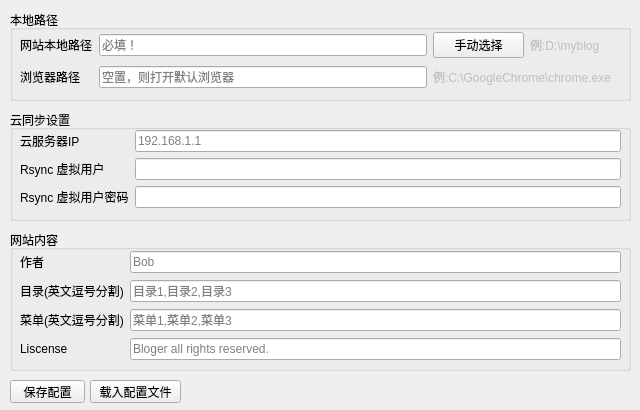
Maxwell-lx/FixitEditor, file config_ui.ui: the form before one commit.
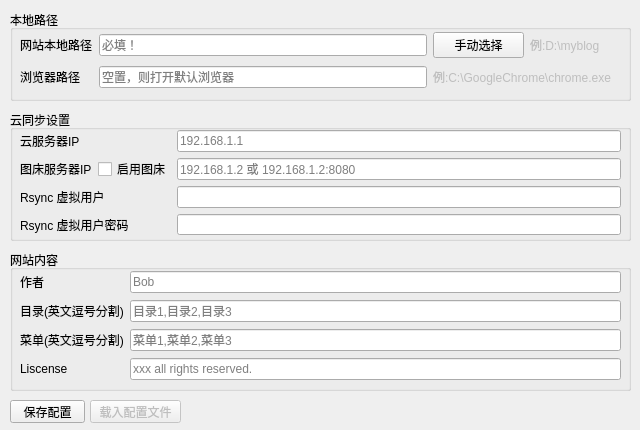
The form after the commit. Icons and pictures are not drawn.

What changed in the file:
```diff
--- a/config_ui.ui
+++ b/config_ui.ui
@@ -10,19 +10,19 @@
     <x>0</x>
     <y>0</y>
     <width>640</width>
-    <height>410</height>
+    <height>430</height>
    </rect>
   </property>
   <property name="minimumSize">
    <size>
     <width>640</width>
-    <height>410</height>
+    <height>430</height>
    </size>
   </property>
   <property name="maximumSize">
    <size>
     <width>640</width>
-    <height>410</height>
+    <height>430</height>
    </size>
   </property>
   <property name="windowTitle">
@@ -37,7 +37,7 @@
     <property name="geometry">
      <rect>
       <x>10</x>
-      <y>380</y>
+      <y>400</y>
       <width>75</width>
       <height>23</height>
      </rect>
@@ -52,7 +52,7 @@
       <x>10</x>
       <y>110</y>
       <width>621</width>
-      <height>111</height>
+      <height>131</height>
      </rect>
     </property>
     <property name="title">
@@ -64,27 +64,10 @@
        <x>10</x>
        <y>20</y>
        <width>601</width>
-       <height>81</height>
+       <height>105</height>
       </rect>
      </property>
      <layout class="QGridLayout" name="gridLayout_2" columnstretch="0,0">
-      <item row="0" column="1">
-       <widget class="QLineEdit" name="LE_cloudserver">
-        <property name="text">
-         <string/>
-        </property>
-        <property name="placeholderText">
-         <string>192.168.1.1</string>
-        </property>
-       </widget>
-      </item>
-      <item row="2" column="0">
-       <widget class="QLabel" name="label_16">
-        <property name="text">
-         <string>Rsync 虚拟用户密码</string>
-        </property>
-       </widget>
-      </item>
       <item row="0" column="0">
        <widget class="QLabel" name="label_5">
         <property name="text">
@@ -92,22 +75,67 @@
         </property>
        </widget>
       </item>
-      <item row="1" column="0">
-       <widget class="QLabel" name="label_8">
+      <item row="3" column="0">
+       <widget class="QLabel" name="label_16">
         <property name="text">
-         <string>Rsync 虚拟用户</string>
+         <string>Rsync 虚拟用户密码</string>
         </property>
        </widget>
       </item>
       <item row="2" column="1">
+       <widget class="QLineEdit" name="LE_rsyncuser"/>
+      </item>
+      <item row="3" column="1">
        <widget class="QLineEdit" name="LE_rsyncuserpasswd">
         <property name="echoMode">
          <enum>QLineEdit::Password</enum>
         </property>
        </widget>
       </item>
+      <item row="2" column="0">
+       <widget class="QLabel" name="label_8">
+        <property name="text">
+         <string>Rsync 虚拟用户</string>
+        </property>
+       </widget>
+      </item>
+      <item row="0" column="1">
+       <widget class="QLineEdit" name="LE_cloudserver">
+        <property name="text">
+         <string/>
+        </property>
+        <property name="placeholderText">
+         <string>192.168.1.1</string>
+        </property>
+       </widget>
+      </item>
       <item row="1" column="1">
-       <widget class="QLineEdit" name="LE_rsyncuser"/>
+       <widget class="QLineEdit" name="LE_imageserver">
+        <property name="text">
+         <string/>
+        </property>
+        <property name="placeholderText">
+         <string>192.168.1.2 或 192.168.1.2:8080</string>
+        </property>
+       </widget>
+      </item>
+      <item row="1" column="0">
+       <layout class="QHBoxLayout" name="horizontalLayout_2">
+        <item>
+         <widget class="QLabel" name="label_9">
+          <property name="text">
+           <string>图床服务器IP</string>
+          </property>
+         </widget>
+        </item>
+        <item>
+         <widget class="QCheckBox" name="CB_enableimagebed">
+          <property name="text">
+           <string>启用图床</string>
+          </property>
+         </widget>
+        </item>
+       </layout>
       </item>
      </layout>
     </widget>
@@ -116,7 +144,7 @@
     <property name="geometry">
      <rect>
       <x>10</x>
-      <y>230</y>
+      <y>250</y>
       <width>621</width>
       <height>141</height>
      </rect>
@@ -172,7 +200,7 @@
       <item row="3" column="1">
        <widget class="QLineEdit" name="LE_license">
         <property name="placeholderText">
-         <string>Bloger all rights reserved.</string>
+         <string>xxx all rights reserved.</string>
         </property>
        </widget>
       </item>
@@ -287,10 +315,13 @@
     </widget>
    </widget>
    <widget class="QPushButton" name="PB_loadconfig">
+    <property name="enabled">
+     <bool>false</bool>
+    </property>
     <property name="geometry">
      <rect>
       <x>90</x>
-      <y>380</y>
+      <y>400</y>
       <width>91</width>
       <height>23</height>
      </rect>
```
